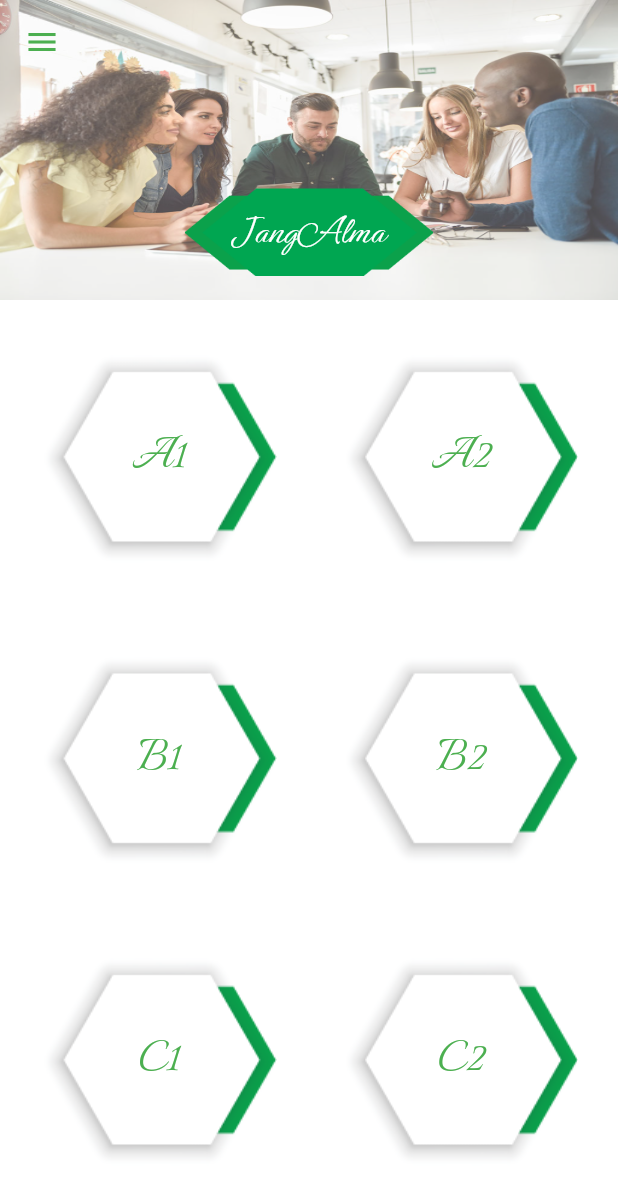
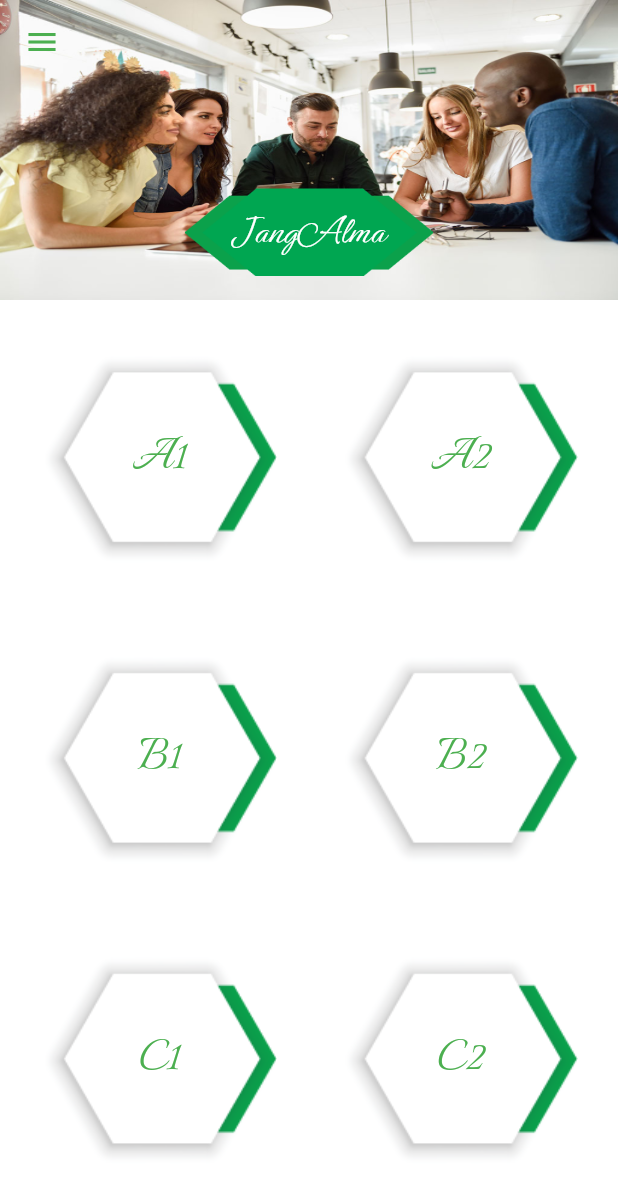
Before and after one commit to devmagatte/jangAlma, a Flutter app: the screen it shows after launch, on a phone screen of 412 x 824 dp. Shown: the top 1196 px of the screen. Run offline on Flutter 3.47's test engine with Material 2 defaults, Android fonts, the phone set to English and light mode, and no system bars.

Commit message:
home WIP

```diff
--- a/lib/data/rubriques_list.dart
+++ b/lib/data/rubriques_list.dart
@@ -1,4 +1,4 @@
-final List<String> rubriquesList = [
+const List<String> rubriquesList = [
   "A1",
   "A2",
   "B1",
--- a/lib/main.dart
+++ b/lib/main.dart
@@ -17,7 +17,9 @@ class MyApp extends StatelessWidget {
       title: 'JangAlma',
       theme: ThemeData(
         primaryColor: Colors.green,
-        appBarTheme: AppBarTheme(backgroundColor: Colors.white),
+        appBarTheme: AppBarTheme(
+          backgroundColor: Colors.green,
+        ),
       ),
       initialRoute: "$initRoute",
       onGenerateRoute: RouteGeerator.generateRoute,
--- a/lib/route/routeName.dart
+++ b/lib/route/routeName.dart
@@ -1 +1,2 @@
 const String initRoute = "/";
+const String ListChapitresa1 = "chapitresA1";
--- a/lib/route/route_provider.dart
+++ b/lib/route/route_provider.dart
@@ -1,3 +1,4 @@
+import 'package:cours_allemand/ui/chapitres_a1/chapitresA1.dart';
 import 'package:cours_allemand/ui/home/home_view.dart';
 import 'package:flutter/material.dart';
 import 'routeName.dart';
@@ -10,6 +11,12 @@ class RouteGeerator {
       case '$initRoute':
         return MaterialPageRoute(
           builder: (_) => HomeView(
+            title: args.toString(),
+          ),
+        );
+      case '$ListChapitresa1':
+        return MaterialPageRoute(
+          builder: (_) => ChapittreA1(
             title: args.toString(),
           ),
         );
--- a/lib/ui/home/home_view.dart
+++ b/lib/ui/home/home_view.dart
@@ -1,4 +1,5 @@
 import 'package:cours_allemand/data/rubriques_list.dart';
+import 'package:cours_allemand/route/routeName.dart';
 import 'package:flutter/material.dart';
 
 class HomeView extends StatefulWidget {
@@ -68,10 +69,10 @@ class _HomeViewState extends State<HomeView> {
     return Container(
       decoration: _boxeDecoration(
         '$imageBackground',
-        colorFilter: new ColorFilter.mode(
-          Colors.red.withOpacity(0.7),
-          BlendMode.dstATop,
-        ),
+        // colorFilter: new ColorFilter.mode(
+        //   Colors.red.withOpacity(0.7),
+        //   BlendMode.dstATop,
+        // ),
         fit: BoxFit.fill,
       ),
     );
@@ -83,26 +84,38 @@ class _HomeViewState extends State<HomeView> {
         color: Colors.white,
         child: GridView.count(
           crossAxisCount: 2,
-          padding: const EdgeInsets.all(10.0),
-          mainAxisSpacing: 10.0,
-          crossAxisSpacing: 10.0,
-          children: rubriquesList.map((e) => _containerWidget(e)).toList(),
+          padding: const EdgeInsets.all(8.0),
+          mainAxisSpacing: 5.0,
+          crossAxisSpacing: 5.0,
+          children:
+              rubriquesList.map((text) => _containerWidget(text)).toList(),
         ),
       ),
     );
   }
 
-  Container _containerWidget(String e) {
-    return Container(
-      decoration: _boxeDecoration('rubrique_image.png'),
-      child: Center(
-        child: _textWidget(
-          '$e',
-          color: Theme.of(context).primaryColor,
-          fontSize: e.length <= 2 ? 35 : 25,
-          fontFamily: "Italianno",
+  Widget _containerWidget(String text) {
+    return GestureDetector(
+      child: Container(
+        decoration: _boxeDecoration('rubrique_image.png'),
+        child: Center(
+          child: _textWidget(
+            '$text',
+            color: Theme.of(context).primaryColor,
+            fontSize: text.length <= 2 ? 35 : 25,
+            fontFamily: "Italianno",
+          ),
         ),
       ),
+      onTap: () => _onTapRubrique(text),
+    );
+  }
+
+  _onTapRubrique(String rubrique) {
+    Navigator.pushNamed(
+      context,
+      "$ListChapitresa1",
+      arguments: '$rubrique',
     );
   }
 
```
Also changed, not shown: lib/data/list_chapitres_a1.dart (added, +11 -0 lines), lib/ui/chapitres_a1/chapitresA1.dart (added, +18 -0 lines), lib/ui/home/clipper_path_custom.dart (added, +34 -0 lines), lib/ui/home/design_test.dart (added, +48 -0 lines), lib/ui/home/widget_rubrique.dart (added, +48 -0 lines).
